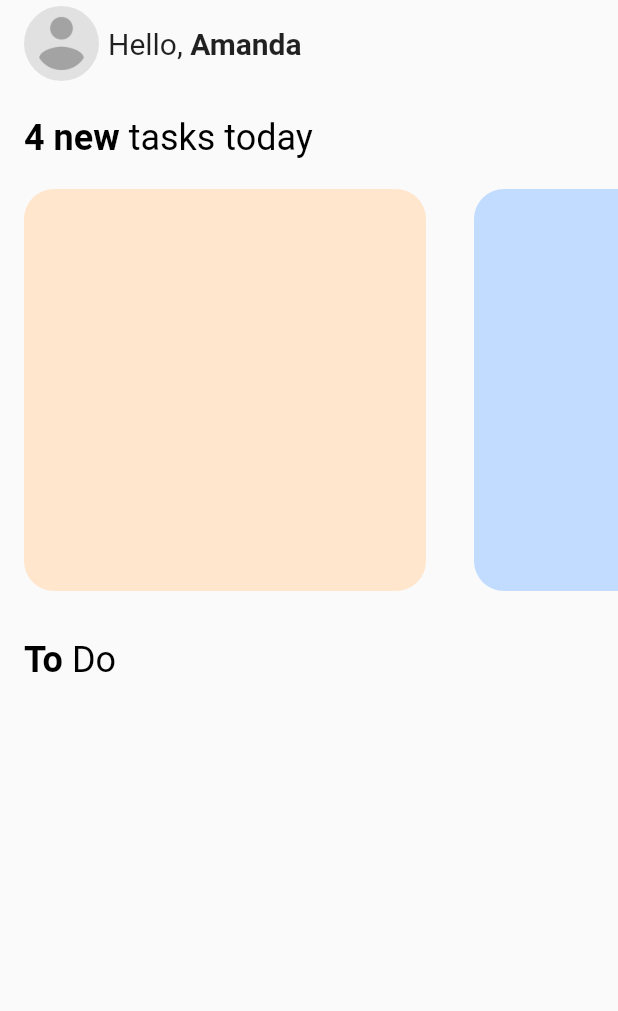
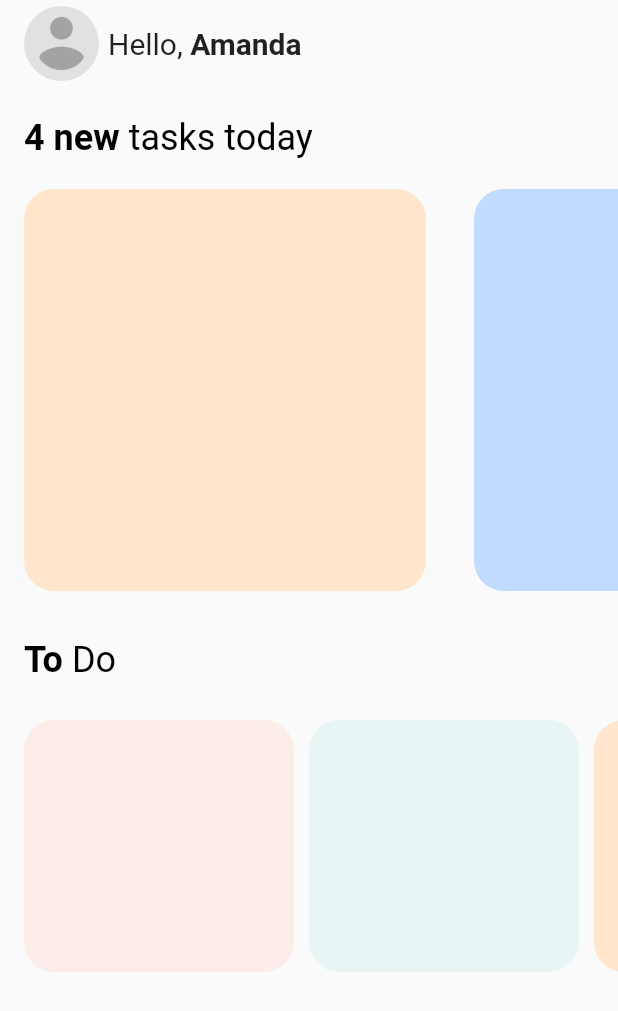
Before and after one commit to RadoslawCzubak/flutter_to_do, a Flutter app: the screen it shows after launch, on a phone screen of 412 x 824 dp. Shown: the top 1011 px of the screen. Run offline on Flutter 3.47's test engine with Material 2 defaults, Android fonts, the phone set to English and light mode, and no system bars.

Commit message:
fix to do list

```diff
--- a/lib/dashboard/dashboard_page.dart
+++ b/lib/dashboard/dashboard_page.dart
@@ -139,22 +139,21 @@ class MainItem extends StatelessWidget {
 class ToDoList extends StatelessWidget {
   @override
   Widget build(BuildContext context) {
+    List<Color> colorList = [lightRed, lightGreen, lightOrange, lightBlue];
+
     return Container(
       height: 200.0,
-      child: Expanded(
-        child: ListView.separated(
-          padding: EdgeInsets.all(16.0),
-          scrollDirection: Axis.horizontal,
-          itemBuilder: (context, index) {
-            return ToDoItem(lightBlue);
-          },
-          separatorBuilder: (context, index) {
+      child: ListView.builder(
+        shrinkWrap: true,
+        padding: EdgeInsets.all(16.0),
+        scrollDirection: Axis.horizontal,
+        itemBuilder: (context, index) {
+          if (index % 2 == 1)
             return SizedBox(
-              width: 5.0,
+              width: 10.0,
             );
-          },
-          itemCount: 6,
-        ),
+          return ToDoItem(colorList[(index / 2 % 4).toInt()]);
+        },
       ),
     );
   }
@@ -166,6 +165,7 @@ class ToDoItem extends StatelessWidget {
   @override
   Widget build(BuildContext context) {
     return Container(
+      width: 180.0,
       child: Container(
         decoration: BoxDecoration(
             color: color,
```
